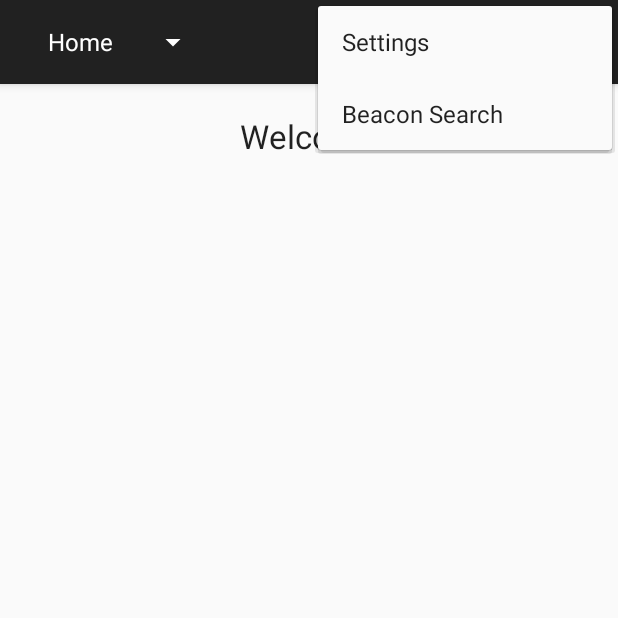
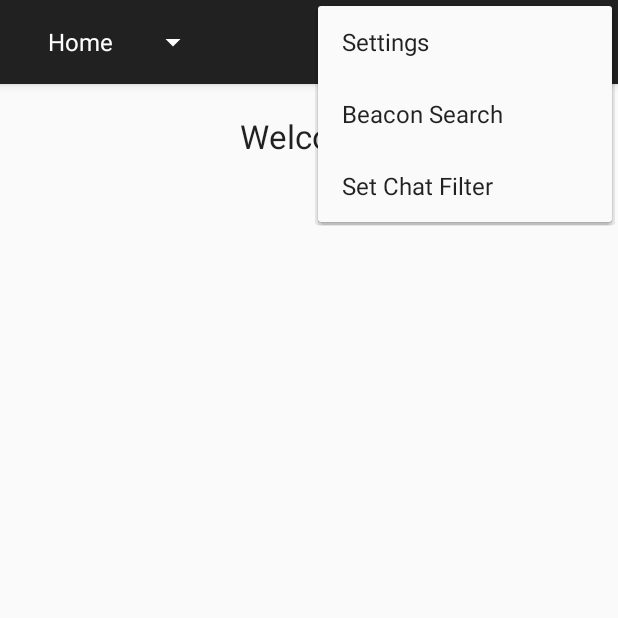
Before and after one commit to jzehner/jbdbc-android-app, an Android app: the screen it shows after launch (MainActivity), with the options menu open, on a phone screen of 412 x 824 dp, the top half of it. Run offline under Robolectric (Android 15) with nearby library versions, the phone set to English and light mode, and no system bars; libraries missing offline, so code that uses them is left out: com.radiusnetworks.ibeacon; 2 statements that could not run were skipped.

Commit message:
added date filter for channel

```diff
--- a/jbdbc/src/main/java/com/et/jbdbcdemoapp/jbdbc/MainActivity.java
+++ b/jbdbc/src/main/java/com/et/jbdbcdemoapp/jbdbc/MainActivity.java
@@ -23,6 +23,7 @@ import com.radiusnetworks.ibeacon.RangeNotifier;
 import com.radiusnetworks.ibeacon.Region;
 
 import java.util.Collection;
+import java.util.Date;
 
 public class MainActivity extends ActionBarActivity implements ActionBar.OnNavigationListener, IBeaconConsumer {
 
@@ -102,6 +103,9 @@ public class MainActivity extends ActionBarActivity implements ActionBar.OnNavig
         }
         else if(id == R.id.action_beacon){
             startIBeaconSearch();
+        }
+        else if(id == R.id.action_setmsgtime){
+            slackController.chatMessageLimitDate = new Date();
         }
         return super.onOptionsItemSelected(item);
     }
@@ -189,7 +193,7 @@ public class MainActivity extends ActionBarActivity implements ActionBar.OnNavig
                                 stopIBeaconSearch();
                                 new HttpTools.SendPostRequest().execute(
                                         "https://shielded-fortress-9160.herokuapp.com/fireEvent/beaconEntry",
-                                        "{\"email\": \"nkirkes@exacttarget.com\",\"slackId\": \"100\", \"honorsMember\": \"true\"}"
+                                        "{\"email\": \"jzehner@exacttarget.com\",\"slackId\": \"100\", \"honorsMember\": \"false\"}"
                                 );
                                 runOnUiThread(new Runnable() {
                                     @Override
--- a/jbdbc/src/main/res/menu/main.xml
+++ b/jbdbc/src/main/res/menu/main.xml
@@ -11,4 +11,9 @@
         android:title="@string/action_beacon"
         android:orderInCategory="200"
         app:showAsAction="never" />
+    <item android:id="@+id/action_setmsgtime"
+        android:title="Set Chat Filter"
+        android:orderInCategory="300"
+        android:showAsAction="never"
+        />
 </menu>
--- a/jbdbc/src/main/res/values/strings.xml
+++ b/jbdbc/src/main/res/values/strings.xml
@@ -6,6 +6,7 @@
     <string name="title_section3">Chat</string>
     <string name="action_settings">Settings</string>
     <string name="action_beacon">Beacon Search</string>
+    <string name="action_setmsgtime">Set Msg Filter</string>
     <string name="slack_name">AndroidApp</string>
     <string name="setting_name">Settings</string>
 
```
Also changed, not shown: jbdbc/src/main/java/com/et/jbdbcdemoapp/jbdbc/SlackController.java (+18 -3 lines).
